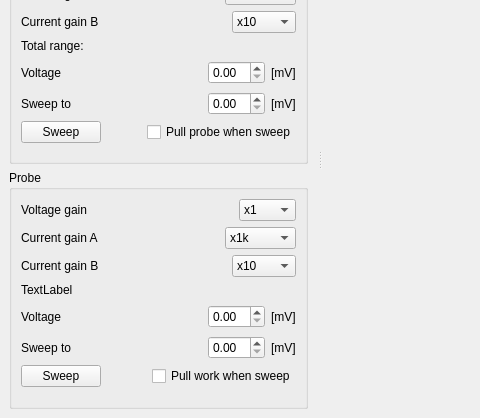
z80/digitizer, file software/digitizer/src/main_wnd.ui: the form before one commit; both pictures show x 0 to 480 and y 119 to 537 of the 925 by 537 pixel window.
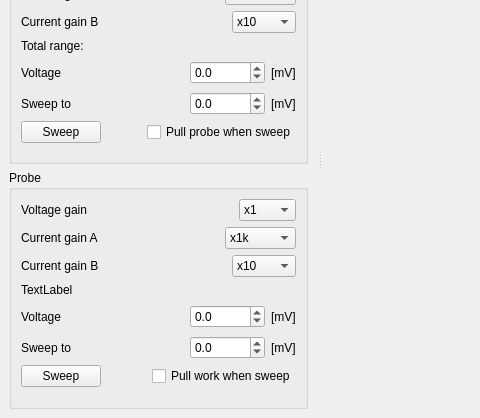
The form after the commit. Icons and pictures are not drawn.

```diff
--- a/software/digitizer/src/main_wnd.ui
+++ b/software/digitizer/src/main_wnd.ui
@@ -265,7 +265,17 @@
            </spacer>
           </item>
           <item>
-           <widget class="QDoubleSpinBox" name="workVolt"/>
+           <widget class="QDoubleSpinBox" name="workVolt">
+            <property name="decimals">
+             <number>1</number>
+            </property>
+            <property name="minimum">
+             <double>-10000.000000000000000</double>
+            </property>
+            <property name="maximum">
+             <double>10000.000000000000000</double>
+            </property>
+           </widget>
           </item>
           <item>
            <widget class="QLabel" name="label_3">
@@ -312,7 +322,17 @@
            </spacer>
           </item>
           <item>
-           <widget class="QDoubleSpinBox" name="workSweepTo"/>
+           <widget class="QDoubleSpinBox" name="workSweepTo">
+            <property name="decimals">
+             <number>1</number>
+            </property>
+            <property name="minimum">
+             <double>-10000.000000000000000</double>
+            </property>
+            <property name="maximum">
+             <double>10000.000000000000000</double>
+            </property>
+           </widget>
           </item>
           <item>
            <widget class="QLabel" name="label_6">
@@ -553,7 +573,17 @@
            </spacer>
           </item>
           <item>
-           <widget class="QDoubleSpinBox" name="probeVolt"/>
+           <widget class="QDoubleSpinBox" name="probeVolt">
+            <property name="decimals">
+             <number>1</number>
+            </property>
+            <property name="minimum">
+             <double>-10000.000000000000000</double>
+            </property>
+            <property name="maximum">
+             <double>10000.000000000000000</double>
+            </property>
+           </widget>
           </item>
           <item>
            <widget class="QLabel" name="label_10">
@@ -600,7 +630,17 @@
            </spacer>
           </item>
           <item>
-           <widget class="QDoubleSpinBox" name="probeSweepTo"/>
+           <widget class="QDoubleSpinBox" name="probeSweepTo">
+            <property name="decimals">
+             <number>1</number>
+            </property>
+            <property name="minimum">
+             <double>-10000.000000000000000</double>
+            </property>
+            <property name="maximum">
+             <double>10000.000000000000000</double>
+            </property>
+           </widget>
           </item>
           <item>
            <widget class="QLabel" name="label_12">
```
